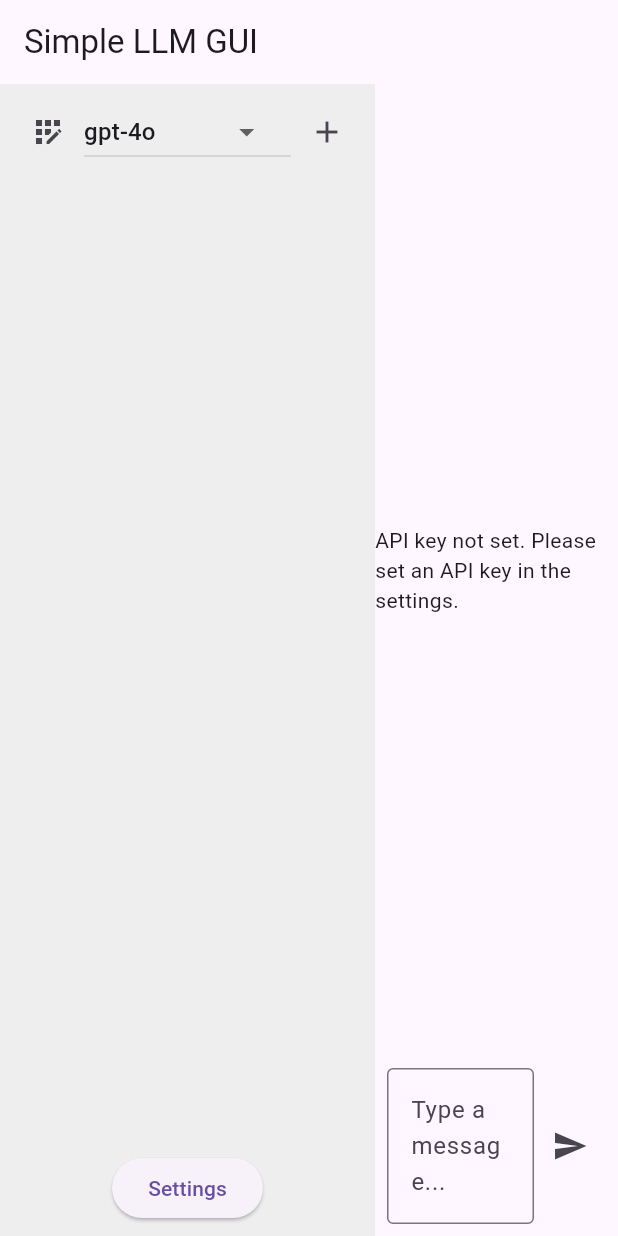
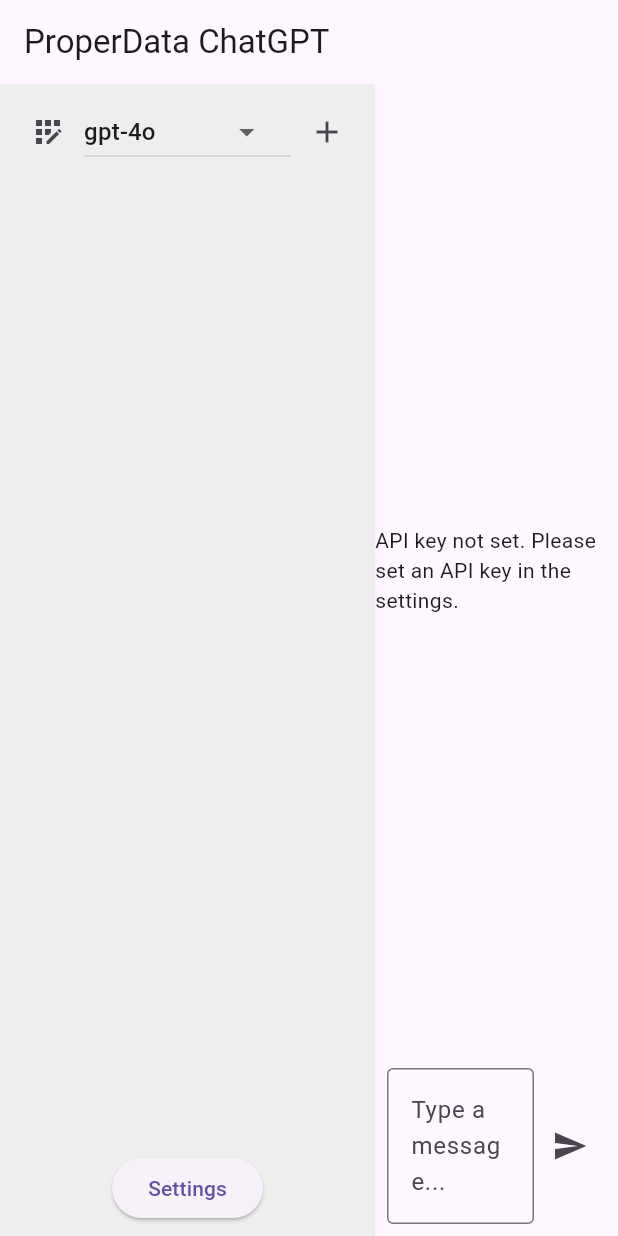
Before and after one commit to UCI-Networking-Group/properdata-chatgpt, a Flutter app: the screen it shows after launch, on a phone screen of 412 x 824 dp. Run offline on Flutter 3.47's test engine with Material 3 defaults, Android fonts, the phone set to English and light mode, and no system bars; our stand-ins replace shared_preferences; missing offline and left inert: dart_openai, flutter_list_view, markdown_widget.

Commit message:
ProperData 2024 Summer Program version

```diff
--- a/lib/main.dart
+++ b/lib/main.dart
@@ -23,7 +23,7 @@
   @override
   Widget build(BuildContext context) {
     return MaterialApp(
-      title: 'ChatGPT Client',
+      title: 'ProperData ChatGPT',
       theme: ThemeData(
         primarySwatch: Colors.blue,
       ),
@@ -37,7 +37,7 @@
   Widget build(BuildContext context) {
     return Scaffold(
       appBar: AppBar(
-        title: const Text('Simple LLM GUI'),
+        title: const Text('ProperData ChatGPT'),
       ),
       body: const Row(
         children: [
```
